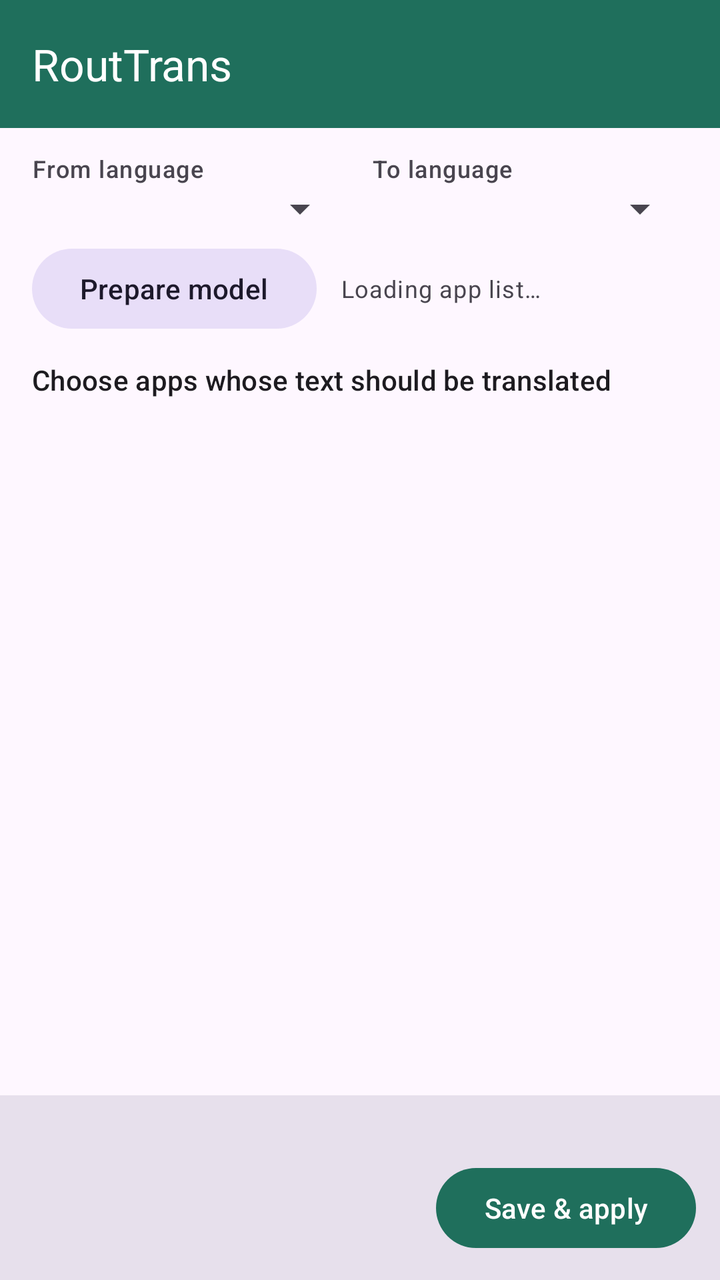
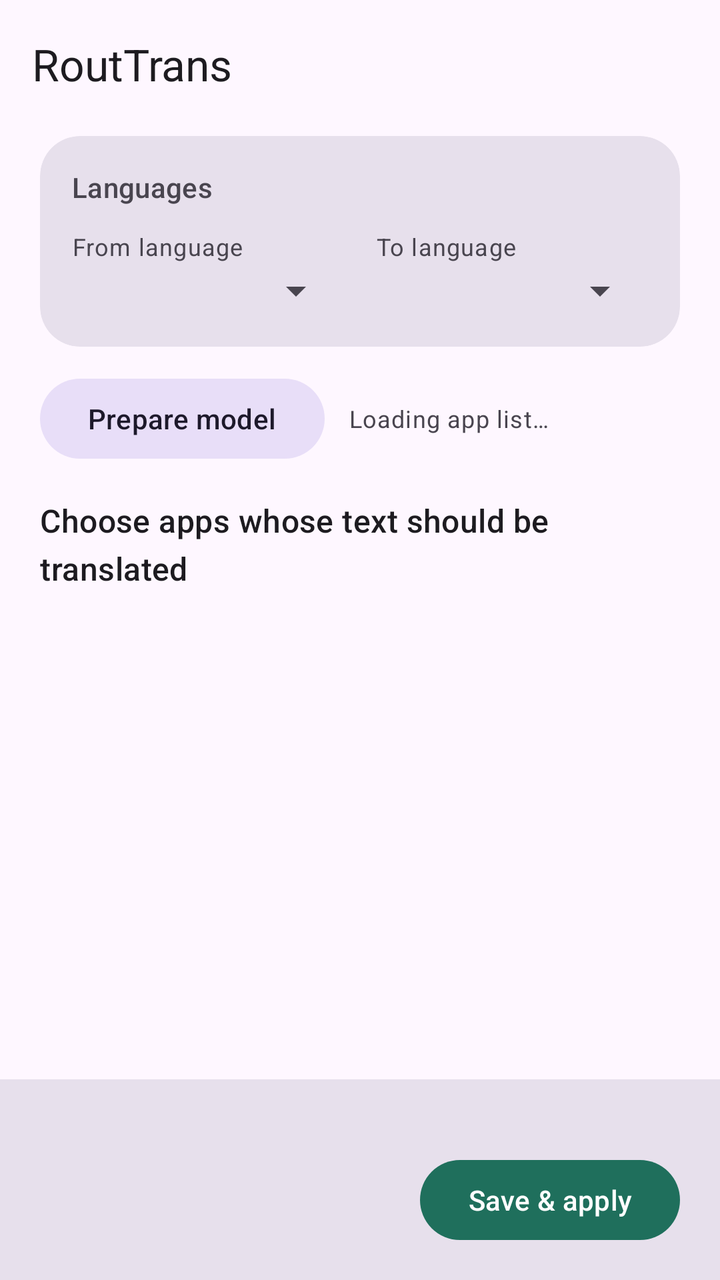

Screens rendered from an Android XML layout before and after an edit, with the pre-edit source and the edit as a unified diff.
<!-- AndroidManifest.xml: application theme Theme.RoutTrans -->
<!-- res/layout/activity_main.xml -->
<?xml version="1.0" encoding="utf-8"?>
<LinearLayout xmlns:android="http://schemas.android.com/apk/res/android"
    xmlns:app="http://schemas.android.com/apk/res-auto"
    android:id="@+id/root"
    android:layout_width="match_parent"
    android:layout_height="match_parent"
    android:orientation="vertical">

    <com.google.android.material.appbar.MaterialToolbar
        android:id="@+id/toolbar"
        android:layout_width="match_parent"
        android:layout_height="?attr/actionBarSize"
        android:background="?attr/colorPrimary"
        app:title="@string/app_name"
        app:titleTextColor="@android:color/white" />

    <com.google.android.material.progressindicator.LinearProgressIndicator
        android:id="@+id/progressBar"
        android:layout_width="match_parent"
        android:layout_height="wrap_content"
        android:indeterminate="true"
        android:visibility="gone" />

    <LinearLayout
        android:layout_width="match_parent"
        android:layout_height="wrap_content"
        android:orientation="horizontal"
        android:paddingStart="16dp"
        android:paddingTop="12dp"
        android:paddingEnd="16dp">

        <LinearLayout
            android:layout_width="0dp"
            android:layout_height="wrap_content"
            android:layout_weight="1"
            android:orientation="vertical">

            <TextView
                android:layout_width="wrap_content"
                android:layout_height="wrap_content"
                android:text="@string/label_from"
                android:textAppearance="?attr/textAppearanceLabelMedium" />

            <Spinner
                android:id="@+id/spinnerFrom"
                android:layout_width="match_parent"
                android:layout_height="wrap_content" />
        </LinearLayout>

        <LinearLayout
            android:layout_width="0dp"
            android:layout_height="wrap_content"
            android:layout_marginStart="12dp"
            android:layout_weight="1"
            android:orientation="vertical">

            <TextView
                android:layout_width="wrap_content"
                android:layout_height="wrap_content"
                android:text="@string/label_to"
                android:textAppearance="?attr/textAppearanceLabelMedium" />

            <Spinner
                android:id="@+id/spinnerTo"
                android:layout_width="match_parent"
                android:layout_height="wrap_content" />
        </LinearLayout>
    </LinearLayout>

    <LinearLayout
        android:layout_width="match_parent"
        android:layout_height="wrap_content"
        android:gravity="center_vertical"
        android:orientation="horizontal"
        android:paddingStart="16dp"
        android:paddingTop="4dp"
        android:paddingEnd="16dp">

        <Button
            android:id="@+id/prepareButton"
            style="@style/Widget.Material3.Button.TonalButton"
            android:layout_width="wrap_content"
            android:layout_height="wrap_content"
            android:text="@string/action_prepare_model" />

        <TextView
            android:id="@+id/statusText"
            android:layout_width="0dp"
            android:layout_height="wrap_content"
            android:layout_marginStart="12dp"
            android:layout_weight="1"
            android:text="@string/status_loading"
            android:textAppearance="?attr/textAppearanceBodySmall" />
    </LinearLayout>

    <TextView
        android:layout_width="match_parent"
        android:layout_height="wrap_content"
        android:paddingStart="16dp"
        android:paddingTop="12dp"
        android:paddingEnd="16dp"
        android:paddingBottom="4dp"
        android:text="@string/hint_apps"
        android:textAppearance="?attr/textAppearanceTitleSmall" />

    <androidx.recyclerview.widget.RecyclerView
        android:id="@+id/appList"
        android:layout_width="match_parent"
        android:layout_height="0dp"
        android:layout_weight="1"
        android:clipToPadding="false"
        android:paddingBottom="8dp" />

    <LinearLayout
        android:layout_width="match_parent"
        android:layout_height="wrap_content"
        android:background="?attr/colorSurfaceVariant"
        android:orientation="vertical"
        android:padding="12dp">

        <TextView
            android:id="@+id/injectionInfo"
            android:layout_width="match_parent"
            android:layout_height="wrap_content"
            android:paddingBottom="4dp"
            android:textAppearance="?attr/textAppearanceBodySmall" />

        <LinearLayout
            android:layout_width="match_parent"
            android:layout_height="wrap_content"
            android:gravity="center_vertical"
            android:orientation="horizontal">

            <TextView
                android:id="@+id/selectionInfo"
                android:layout_width="0dp"
                android:layout_height="wrap_content"
                android:layout_weight="1"
                android:textAppearance="?attr/textAppearanceBodyMedium" />

            <Button
                android:id="@+id/saveButton"
                android:layout_width="wrap_content"
                android:layout_height="wrap_content"
                android:text="@string/action_save" />
        </LinearLayout>
    </LinearLayout>

</LinearLayout>
<!-- resources referenced by this layout -->
<resources>
  <string name="action_prepare_model">Prepare model</string>
  <string name="action_save">Save &amp; apply</string>
  <string name="app_name">RoutTrans</string>
  <string name="hint_apps">Choose apps whose text should be translated</string>
  <string name="label_from">From language</string>
  <string name="label_to">To language</string>
  <string name="status_loading">Loading app list…</string>
  <style name="Theme.RoutTrans" parent="Theme.Material3.DayNight.NoActionBar">
          <item name="colorPrimary">@color/brand</item>
          <item name="colorPrimaryDark">@color/brand_dark</item>
          <item name="colorSecondary">@color/brand_light</item>
      </style>
  <color name="brand">#1F6F5C</color>
  <color name="brand_dark">#14453A</color>
  <color name="brand_light">#4E9E8B</color>
</resources>

<!-- the commit's change to res/layout/activity_main.xml (unified diff, before → after) -->
@@ -4,15 +4,16 @@
     android:id="@+id/root"
     android:layout_width="match_parent"
     android:layout_height="match_parent"
+    android:background="?attr/colorSurface"
     android:orientation="vertical">
 
     <com.google.android.material.appbar.MaterialToolbar
         android:id="@+id/toolbar"
         android:layout_width="match_parent"
         android:layout_height="?attr/actionBarSize"
-        android:background="?attr/colorPrimary"
+        android:background="?attr/colorSurface"
         app:title="@string/app_name"
-        app:titleTextColor="@android:color/white" />
+        app:titleTextAppearance="?attr/textAppearanceTitleLarge" />
 
     <com.google.android.material.progressindicator.LinearProgressIndicator
         android:id="@+id/progressBar"
@@ -21,60 +22,88 @@
         android:indeterminate="true"
         android:visibility="gone" />
 
-    <LinearLayout
+    <com.google.android.material.card.MaterialCardView
         android:layout_width="match_parent"
         android:layout_height="wrap_content"
-        android:orientation="horizontal"
-        android:paddingStart="16dp"
-        android:paddingTop="12dp"
-        android:paddingEnd="16dp">
+        android:layout_marginStart="20dp"
+        android:layout_marginTop="4dp"
+        android:layout_marginEnd="20dp"
+        app:cardBackgroundColor="?attr/colorSurfaceVariant"
+        app:cardCornerRadius="20dp"
+        app:cardElevation="0dp"
+        app:strokeWidth="0dp">
 
         <LinearLayout
-            android:layout_width="0dp"
+            android:layout_width="match_parent"
             android:layout_height="wrap_content"
-            android:layout_weight="1"
-            android:orientation="vertical">
+            android:orientation="vertical"
+            android:padding="16dp">
 
             <TextView
                 android:layout_width="wrap_content"
                 android:layout_height="wrap_content"
-                android:text="@string/label_from"
-                android:textAppearance="?attr/textAppearanceLabelMedium" />
+                android:text="@string/label_languages"
+                android:textAppearance="?attr/textAppearanceLabelLarge"
+                android:textColor="?attr/colorOnSurfaceVariant" />
 
-            <Spinner
-                android:id="@+id/spinnerFrom"
+            <LinearLayout
                 android:layout_width="match_parent"
-                android:layout_height="wrap_content" />
+                android:layout_height="wrap_content"
+                android:layout_marginTop="12dp"
+                android:orientation="horizontal">
+
+                <LinearLayout
+                    android:layout_width="0dp"
+                    android:layout_height="wrap_content"
+                    android:layout_weight="1"
+                    android:orientation="vertical">
+
+                    <TextView
+                        android:layout_width="wrap_content"
+                        android:layout_height="wrap_content"
+                        android:text="@string/label_from"
+                        android:textAppearance="?attr/textAppearanceBodySmall"
+                        android:textColor="?attr/colorOnSurfaceVariant" />
+
+                    <Spinner
+                        android:id="@+id/spinnerFrom"
+                        android:layout_width="match_parent"
+                        android:layout_height="wrap_content"
+                        android:layout_marginTop="2dp" />
+                </LinearLayout>
+
+                <LinearLayout
+                    android:layout_width="0dp"
+                    android:layout_height="wrap_content"
+                    android:layout_marginStart="16dp"
+                    android:layout_weight="1"
+                    android:orientation="vertical">
+
+                    <TextView
+                        android:layout_width="wrap_content"
+                        android:layout_height="wrap_content"
+                        android:text="@string/label_to"
+                        android:textAppearance="?attr/textAppearanceBodySmall"
+                        android:textColor="?attr/colorOnSurfaceVariant" />
+
+                    <Spinner
+                        android:id="@+id/spinnerTo"
+                        android:layout_width="match_parent"
+                        android:layout_height="wrap_content"
+                        android:layout_marginTop="2dp" />
+                </LinearLayout>
+            </LinearLayout>
         </LinearLayout>
-
-        <LinearLayout
-            android:layout_width="0dp"
-            android:layout_height="wrap_content"
-            android:layout_marginStart="12dp"
-            android:layout_weight="1"
-            android:orientation="vertical">
-
-            <TextView
-                android:layout_width="wrap_content"
-                android:layout_height="wrap_content"
-                android:text="@string/label_to"
-                android:textAppearance="?attr/textAppearanceLabelMedium" />
-
-            <Spinner
-                android:id="@+id/spinnerTo"
-                android:layout_width="match_parent"
-                android:layout_height="wrap_content" />
-        </LinearLayout>
-    </LinearLayout>
+    </com.google.android.material.card.MaterialCardView>
 
     <LinearLayout
         android:layout_width="match_parent"
         android:layout_height="wrap_content"
         android:gravity="center_vertical"
         android:orientation="horizontal"
-        android:paddingStart="16dp"
-        android:paddingTop="4dp"
-        android:paddingEnd="16dp">
+        android:paddingStart="20dp"
+        android:paddingTop="12dp"
+        android:paddingEnd="20dp">
 
         <Button
             android:id="@+id/prepareButton"
@@ -89,19 +118,22 @@
             android:layout_height="wrap_content"
             android:layout_marginStart="12dp"
             android:layout_weight="1"
+            android:ellipsize="end"
+            android:maxLines="2"
             android:text="@string/status_loading"
-            android:textAppearance="?attr/textAppearanceBodySmall" />
+            android:textAppearance="?attr/textAppearanceBodySmall"
+            android:textColor="?attr/colorOnSurfaceVariant" />
     </LinearLayout>
 
     <TextView
         android:layout_width="match_parent"
         android:layout_height="wrap_content"
-        android:paddingStart="16dp"
-        android:paddingTop="12dp"
-        android:paddingEnd="16dp"
+        android:paddingStart="20dp"
+        android:paddingTop="16dp"
+        android:paddingEnd="20dp"
         android:paddingBottom="4dp"
         android:text="@string/hint_apps"
-        android:textAppearance="?attr/textAppearanceTitleSmall" />
+        android:textAppearance="?attr/textAppearanceTitleMedium" />
 
     <androidx.recyclerview.widget.RecyclerView
         android:id="@+id/appList"
@@ -109,41 +141,54 @@
         android:layout_height="0dp"
         android:layout_weight="1"
         android:clipToPadding="false"
-        android:paddingBottom="8dp" />
+        android:paddingTop="4dp"
+        android:paddingBottom="12dp" />
 
-    <LinearLayout
+    <com.google.android.material.card.MaterialCardView
         android:layout_width="match_parent"
         android:layout_height="wrap_content"
-        android:background="?attr/colorSurfaceVariant"
-        android:orientation="vertical"
-        android:padding="12dp">
-
-        <TextView
-            android:id="@+id/injectionInfo"
-            android:layout_width="match_parent"
-            android:layout_height="wrap_content"
-            android:paddingBottom="4dp"
-            android:textAppearance="?attr/textAppearanceBodySmall" />
+        app:cardBackgroundColor="?attr/colorSurfaceVariant"
+        app:cardCornerRadius="0dp"
+        app:cardElevation="0dp"
+        app:strokeWidth="0dp">
 
         <LinearLayout
             android:layout_width="match_parent"
             android:layout_height="wrap_content"
-            android:gravity="center_vertical"
-            android:orientation="horizontal">
+            android:orientation="vertical"
+            android:paddingStart="20dp"
+            android:paddingTop="12dp"
+            android:paddingEnd="20dp"
+            android:paddingBottom="16dp">
 
             <TextView
-                android:id="@+id/selectionInfo"
-                android:layout_width="0dp"
+                android:id="@+id/injectionInfo"
+                android:layout_width="match_parent"
                 android:layout_height="wrap_content"
-                android:layout_weight="1"
-                android:textAppearance="?attr/textAppearanceBodyMedium" />
+                android:textAppearance="?attr/textAppearanceBodySmall"
+                android:textColor="?attr/colorOnSurfaceVariant" />
 
-            <Button
-                android:id="@+id/saveButton"
-                android:layout_width="wrap_content"
+            <LinearLayout
+                android:layout_width="match_parent"
                 android:layout_height="wrap_content"
-                android:text="@string/action_save" />
+                android:layout_marginTop="8dp"
+                android:gravity="center_vertical"
+                android:orientation="horizontal">
+
+                <TextView
+                    android:id="@+id/selectionInfo"
+                    android:layout_width="0dp"
+                    android:layout_height="wrap_content"
+                    android:layout_weight="1"
+                    android:textAppearance="?attr/textAppearanceBodyMedium" />
+
+                <Button
+                    android:id="@+id/saveButton"
+                    android:layout_width="wrap_content"
+                    android:layout_height="wrap_content"
+                    android:text="@string/action_save" />
+            </LinearLayout>
         </LinearLayout>
-    </LinearLayout>
+    </com.google.android.material.card.MaterialCardView>
 
 </LinearLayout>
<!-- resource entries referenced after the edit -->
@@ -5,6 +5,7 @@
   <string name="app_name">RoutTrans</string>
   <string name="hint_apps">Choose apps whose text should be translated</string>
   <string name="label_from">From language</string>
+  <string name="label_languages">Languages</string>
   <string name="label_to">To language</string>
   <string name="status_loading">Loading app list…</string>
   <style name="Theme.RoutTrans" parent="Theme.Material3.DayNight.NoActionBar">
